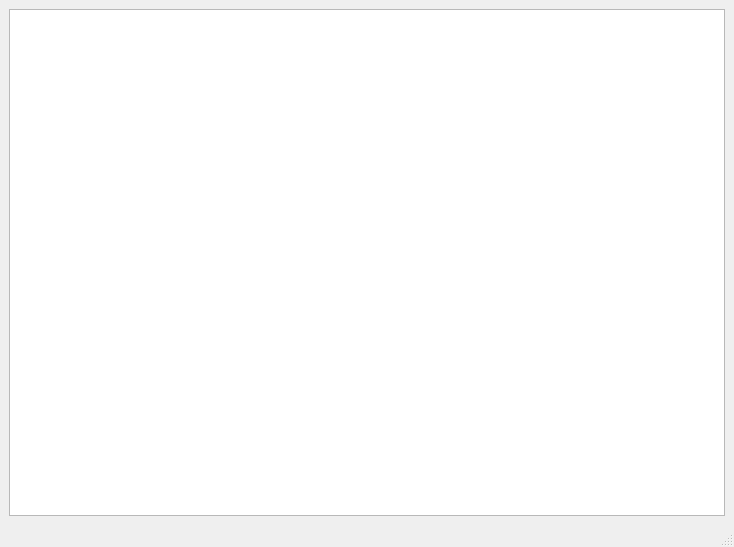
This is main/gui/mainwindow.ui in benediktibk/bomberman as Qt 5 draws it before an edit. The edited form follows.
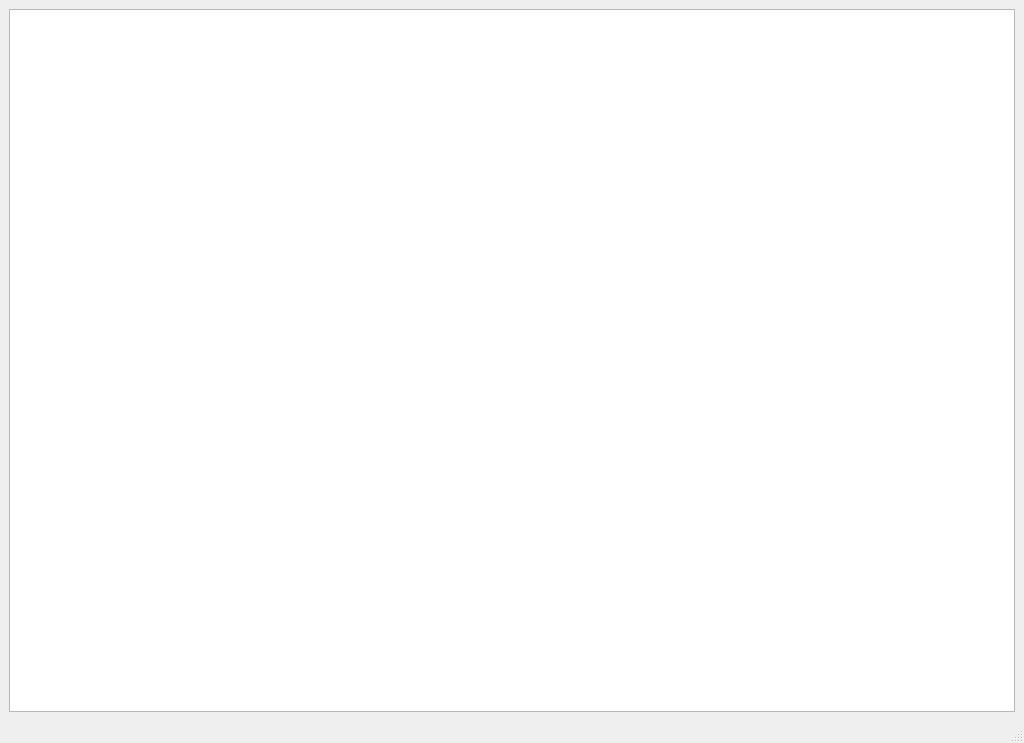
This is the edited form.

Commit message: improved default borders and start position for player

```diff
--- a/main/gui/mainwindow.ui
+++ b/main/gui/mainwindow.ui
@@ -6,8 +6,8 @@
    <rect>
     <x>0</x>
     <y>0</y>
-    <width>734</width>
-    <height>547</height>
+    <width>1024</width>
+    <height>743</height>
    </rect>
   </property>
   <property name="windowTitle">
```
The commit also changes 2 other files.
